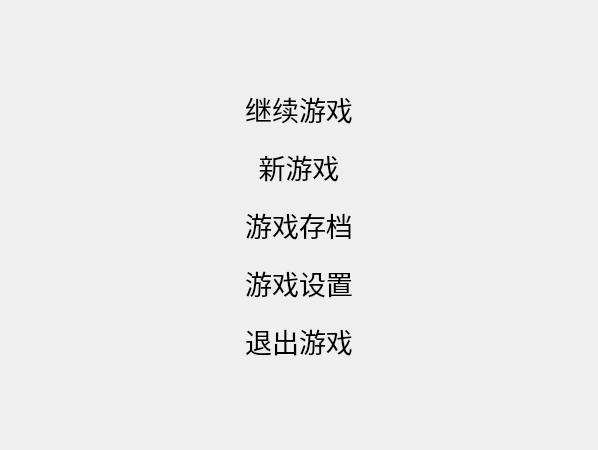
First picture: the form in src/ui/page/homeWidget.ui, repository CodingRookie98/Sudoku-Solo, before the edit.
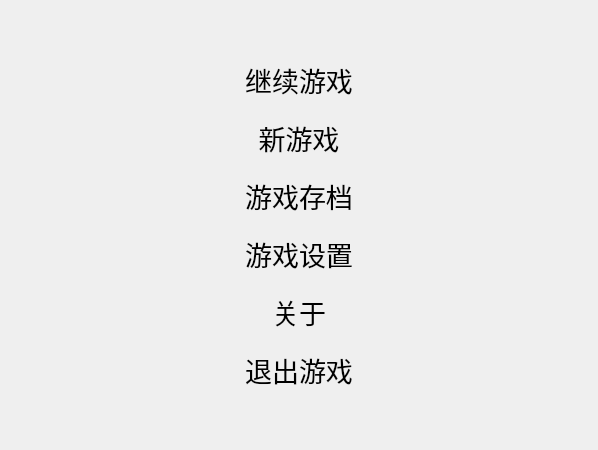
Second picture: the form after the edit. Custom widgets are drawn as their Qt base class.

Commit message: feat: add about page

```diff
--- a/src/ui/page/homeWidget.ui
+++ b/src/ui/page/homeWidget.ui
@@ -161,6 +161,21 @@
                </property>
               </widget>
              </item>
+             <item>
+              <widget class="GameButton" name="btnAbout">
+               <property name="font">
+                <font>
+                 <pointsize>20</pointsize>
+                </font>
+               </property>
+               <property name="text">
+                <string>关于</string>
+               </property>
+               <property name="flat">
+                <bool>true</bool>
+               </property>
+              </widget>
+             </item>
              <item>
               <widget class="GameButton" name="btnExit">
                <property name="sizePolicy">
```
The commit also changes 12 other files.
